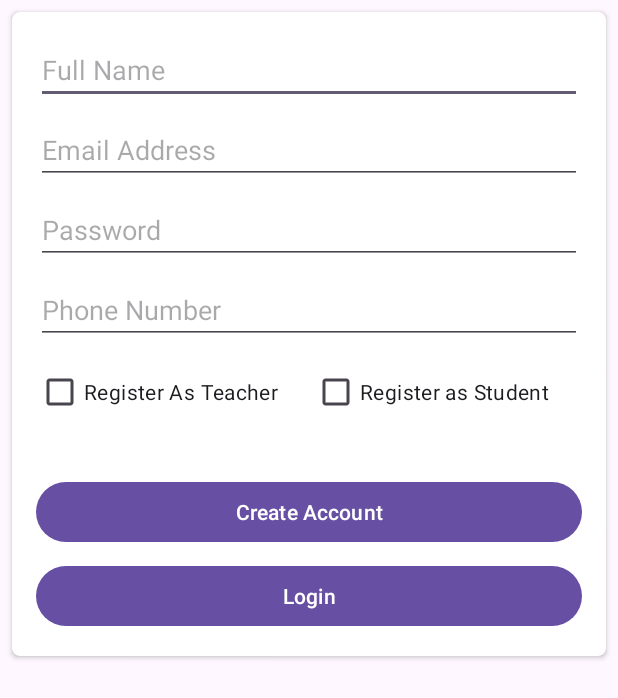
After one commit to eng-arwa/offersCompanys, an Android app: the Register screen opened directly, with no data from a screen before it, on a phone screen of 412 x 824 dp. The commit adds this screen. Shown: the top 698 px of the screen. Run offline under Robolectric (Android 15) with nearby library versions, the phone set to English and light mode, and no system bars; our stand-ins replace Firebase (no records; nobody signed in at launch, a user with empty details on screens opened directly).

Commit message:
Adding Signup and Login Activities

```diff
--- a/app/build.gradle
+++ b/app/build.gradle
@@ -39,6 +39,8 @@ dependencies {
     implementation 'androidx.constraintlayout:constraintlayout:2.1.4'
     implementation 'androidx.navigation:navigation-fragment:2.5.3'
     implementation 'androidx.navigation:navigation-ui:2.5.3'
+    implementation 'com.google.firebase:firebase-auth:21.0.2'
+    implementation 'com.google.firebase:firebase-firestore:24.0.2'
     testImplementation 'junit:junit:4.13.2'
     androidTestImplementation 'androidx.test.ext:junit:1.1.5'
     androidTestImplementation 'androidx.test.espresso:espresso-core:3.5.1'
--- /dev/null
+++ b/app/src/main/java/offersApp/offerscompanys/Register.java
@@ -0,0 +1,112 @@
+package offersApp.offerscompanys;
+
+import androidx.annotation.NonNull;
+import androidx.appcompat.app.AppCompatActivity;
+
+import android.content.Intent;
+import android.os.Bundle;
+import android.view.View;
+import android.widget.Button;
+import android.widget.EditText;
+import android.widget.Toast;
+
+import com.google.android.gms.tasks.OnFailureListener;
+import com.google.android.gms.tasks.OnSuccessListener;
+import com.google.firebase.auth.AuthResult;
+import com.google.firebase.auth.FirebaseAuth;
+import com.google.firebase.auth.FirebaseUser;
+import com.google.firebase.firestore.DocumentReference;
+import com.google.firebase.firestore.FirebaseFirestore;
+
+import java.util.HashMap;
+import java.util.Map;
+
+public class Register extends AppCompatActivity {
+
+    EditText fullName,email,password,phone;
+    Button registerBtn,goToLogin;
+    boolean valid = true;
+    FirebaseAuth fAuth;
+    FirebaseFirestore fStore;
+
+    @Override
+    protected void onCreate(Bundle savedInstanceState) {
+        super.onCreate(savedInstanceState);
+        setContentView(R.layout.activity_register);
+
+        fAuth = FirebaseAuth.getInstance();
+        fStore = FirebaseFirestore.getInstance();
+
+        fullName = findViewById(R.id.registerName);
+        email = findViewById(R.id.registerEmail);
+        password = findViewById(R.id.registerPassword);
+        phone = findViewById(R.id.registerPhone);
+        registerBtn = findViewById(R.id.registerBtn);
+        goToLogin = findViewById(R.id.gotoLogin);
+
+        registerBtn.setOnClickListener(new View.OnClickListener() {
+            @Override
+            public void onClick(View v) {
+                checkField(fullName);
+                checkField(email);
+                checkField(password);
+                checkField(phone);
+
+                if (valid){
+                    //registration process
+
+                    fAuth.createUserWithEmailAndPassword(email.getText().toString(), password.getText().toString()).addOnSuccessListener(new OnSuccessListener<AuthResult>() {
+                        @Override
+                        public void onSuccess(AuthResult authResult) {
+                            FirebaseUser user =fAuth.getCurrentUser();
+                            Toast.makeText(Register.this, "Account Created", Toast.LENGTH_LONG).show();
+                            DocumentReference df = fStore.collection("Users").document(user.getUid());
+                            Map<String,Object> userInfo = new HashMap<>();
+
+                            userInfo.put("FullName", fullName.getText().toString());
+                            userInfo.put("UserEmail", email.getText().toString());
+                            userInfo.put("Password", password.getText().toString());
+                            userInfo.put("Phone", phone.getText().toString());
+
+                            // specify if the user is admin
+                            userInfo.put("isUser", "1");
+
+                            df.set(userInfo);
+                            startActivity(new Intent(getApplicationContext(),MainActivity.class));
+                            finish();
+                        }
+                    }).addOnFailureListener(new OnFailureListener() {
+                        @Override
+                        public void onFailure(@NonNull Exception e) {
+
+                            Toast.makeText(Register.this, "Failed to Create Account", Toast.LENGTH_LONG).show();
+
+
+                        }
+                    });
+
+                }
+
+            }
+        });
+
+
+        goToLogin.setOnClickListener(new View.OnClickListener() {
+            @Override
+            public void onClick(View v) {
+                startActivity(new Intent(getApplicationContext(),Login.class));
+            }
+        });
+    }
+
+    public boolean checkField(EditText textField){
+        if(textField.getText().toString().isEmpty()){
+            textField.setError("Error");
+            valid = false;
+        }else {
+            valid = true;
+        }
+
+        return valid;
+    }
+}
--- /dev/null
+++ b/app/src/main/res/layout/activity_register.xml
@@ -0,0 +1,129 @@
+<?xml version="1.0" encoding="utf-8"?>
+<androidx.constraintlayout.widget.ConstraintLayout xmlns:android="http://schemas.android.com/apk/res/android"
+    xmlns:app="http://schemas.android.com/apk/res-auto"
+    xmlns:tools="http://schemas.android.com/tools"
+    android:layout_width="match_parent"
+    android:layout_height="match_parent"
+    tools:context=".Register">
+
+    <androidx.cardview.widget.CardView
+        android:layout_width="0dp"
+        android:layout_height="wrap_content"
+        android:layout_marginStart="8dp"
+        android:layout_marginTop="8dp"
+        android:layout_marginEnd="8dp"
+        app:cardCornerRadius="5dp"
+        app:layout_constraintEnd_toEndOf="parent"
+        app:layout_constraintStart_toStartOf="parent"
+        app:layout_constraintTop_toTopOf="parent">
+
+        <androidx.constraintlayout.widget.ConstraintLayout
+            android:layout_width="match_parent"
+            android:layout_height="match_parent">
+
+            <EditText
+                android:id="@+id/registerName"
+                android:layout_width="0dp"
+                android:layout_height="wrap_content"
+                android:layout_marginStart="16dp"
+                android:layout_marginTop="16dp"
+                android:layout_marginEnd="16dp"
+                android:ems="10"
+                android:hint="Full Name"
+                android:inputType="textPersonName"
+                app:layout_constraintEnd_toEndOf="parent"
+                app:layout_constraintStart_toStartOf="parent"
+                app:layout_constraintTop_toTopOf="parent" />
+
+            <EditText
+                android:id="@+id/registerEmail"
+                android:layout_width="0dp"
+                android:layout_height="wrap_content"
+                android:layout_marginStart="16dp"
+                android:layout_marginTop="8dp"
+                android:layout_marginEnd="16dp"
+                android:ems="10"
+                android:hint="Email Address"
+                android:inputType="textEmailAddress"
+                app:layout_constraintEnd_toEndOf="parent"
+                app:layout_constraintStart_toStartOf="parent"
+                app:layout_constraintTop_toBottomOf="@+id/registerName" />
+
+            <EditText
+                android:id="@+id/registerPassword"
+                android:layout_width="0dp"
+                android:layout_height="wrap_content"
+                android:layout_marginStart="16dp"
+                android:layout_marginTop="8dp"
+                android:layout_marginEnd="16dp"
+                android:ems="10"
+                android:hint="Password"
+                android:inputType="textPassword"
+                app:layout_constraintEnd_toEndOf="parent"
+                app:layout_constraintStart_toStartOf="parent"
+                app:layout_constraintTop_toBottomOf="@+id/registerEmail" />
+
+            <EditText
+                android:id="@+id/registerPhone"
+                android:layout_width="0dp"
+                android:layout_height="wrap_content"
+                android:layout_marginStart="16dp"
+                android:layout_marginTop="8dp"
+                android:layout_marginEnd="16dp"
+                android:ems="10"
+                android:hint="Phone Number"
+                android:inputType="phone"
+                app:layout_constraintEnd_toEndOf="parent"
+                app:layout_constraintStart_toStartOf="parent"
+                app:layout_constraintTop_toBottomOf="@+id/registerPassword" />
+
+            <CheckBox
+                android:id="@+id/isTeacher"
+                android:layout_width="wrap_content"
+                android:layout_height="wrap_content"
+                android:layout_marginStart="16dp"
+                android:layout_marginTop="8dp"
+                android:text="Register As Teacher"
+                app:layout_constraintStart_toStartOf="parent"
+                app:layout_constraintTop_toBottomOf="@+id/registerPhone" />
+
+            <CheckBox
+                android:id="@+id/isStudent"
+                android:layout_width="wrap_content"
+                android:layout_height="wrap_content"
+                android:layout_marginTop="8dp"
+                android:layout_marginEnd="16dp"
+                android:text="Register as Student"
+                app:layout_constraintEnd_toEndOf="parent"
+                app:layout_constraintStart_toEndOf="@+id/isTeacher"
+                app:layout_constraintTop_toBottomOf="@+id/registerPhone" />
+
+            <Button
+                android:id="@+id/registerBtn"
+                android:layout_width="0dp"
+                android:layout_height="wrap_content"
+                android:layout_marginStart="16dp"
+                android:layout_marginTop="32dp"
+                android:layout_marginEnd="16dp"
+                android:text="Create Account"
+                app:layout_constraintEnd_toEndOf="parent"
+                app:layout_constraintStart_toStartOf="parent"
+                app:layout_constraintTop_toBottomOf="@+id/isStudent" />
+
+            <Button
+                android:id="@+id/gotoLogin"
+                android:layout_width="0dp"
+                android:layout_height="wrap_content"
+                android:layout_marginStart="16dp"
+                android:layout_marginTop="8dp"
+                android:layout_marginEnd="16dp"
+                android:layout_marginBottom="16dp"
+                android:text="Login"
+                app:layout_constraintBottom_toBottomOf="parent"
+                app:layout_constraintEnd_toEndOf="parent"
+                app:layout_constraintStart_toStartOf="parent"
+                app:layout_constraintTop_toBottomOf="@+id/registerBtn" />
+
+        </androidx.constraintlayout.widget.ConstraintLayout>
+    </androidx.cardview.widget.CardView>
+</androidx.constraintlayout.widget.ConstraintLayout>
--- a/app/src/main/res/layout/content_main.xml
+++ b/app/src/main/res/layout/content_main.xml
@@ -1,4 +1,3 @@
-<?xml version="1.0" encoding="utf-8"?>
 <?xml version="1.0" encoding="utf-8"?>
 <RelativeLayout
     xmlns:android="http://schemas.android.com/apk/res/android"
--- a/build.gradle
+++ b/build.gradle
@@ -15,6 +15,6 @@ buildscript {
 }
 
 plugins {
-    id 'com.android.application' version '8.0.1' apply false
-    id 'com.android.library' version '8.0.1' apply false
+    id 'com.android.application' version '7.3.1' apply false
+    id 'com.android.library' version '7.3.1' apply false
 }
```
Also changed, not shown: app/src/main/AndroidManifest.xml (+20 -8 lines), app/src/main/java/offersApp/offerscompanys/Login.java (+43 -27 lines), app/src/main/res/layout/activity_login.xml (renamed from app/src/main/res/layout/activity_login2.xml, +10 -1 lines).
